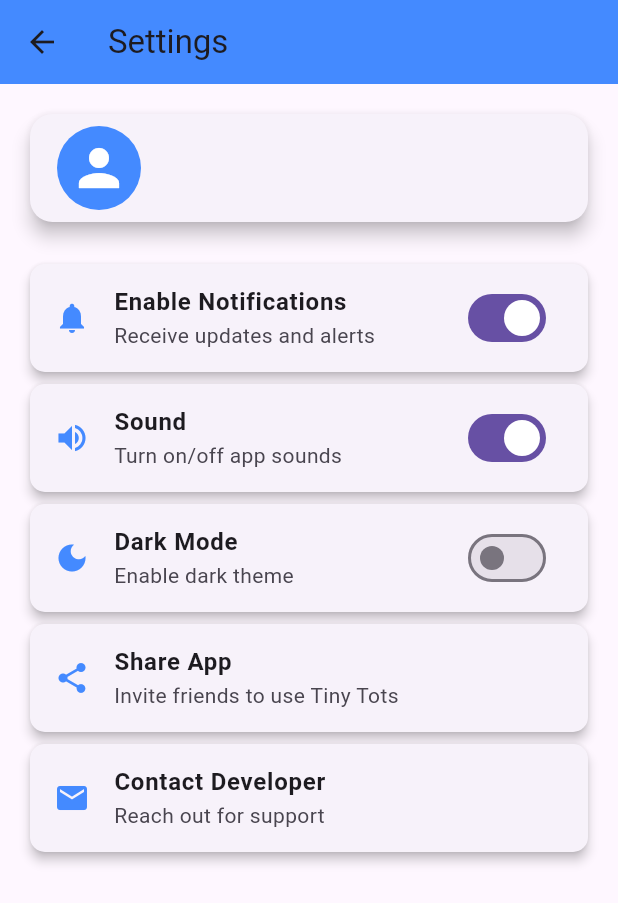
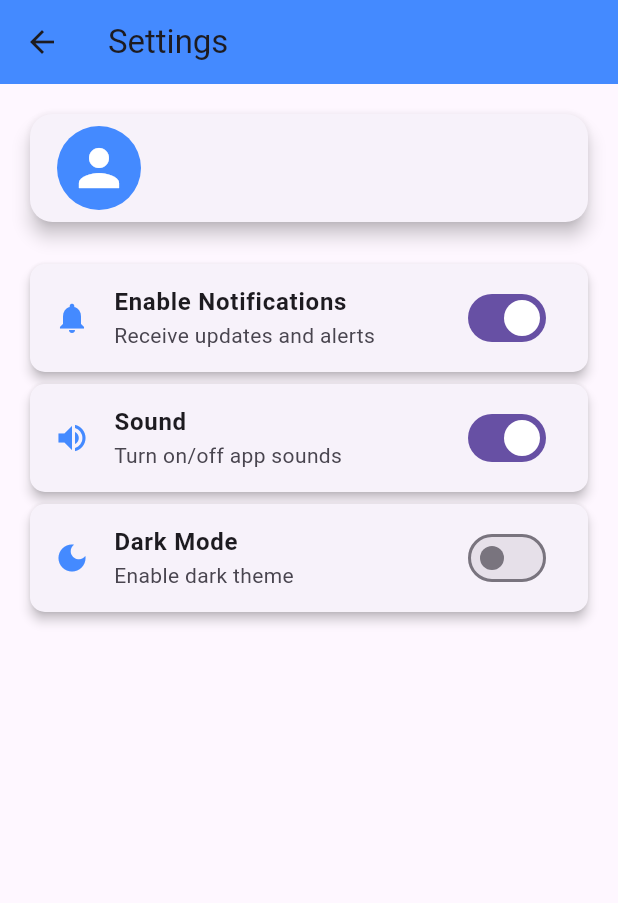
Before and after one commit to ommore86/Tiny-Tots, a Flutter app: the SettingsScreen screen opened directly with empty values, on a phone screen of 412 x 824 dp. Shown: the top 903 px of the screen. Run offline on Flutter 3.47's test engine with Material 3 defaults, Android fonts, the light colour scheme and no system bars; our stand-ins replace audioplayers, cloud_firestore, firebase_auth, firebase_core; accounts and stored records are empty.

Commit message:
Tiny Tots

```diff
--- a/tiny_tots/lib/screens/settings_screen.dart
+++ b/tiny_tots/lib/screens/settings_screen.dart
@@ -1,7 +1,6 @@
 import 'package:flutter/material.dart';
 import 'package:firebase_auth/firebase_auth.dart';
 import 'package:cloud_firestore/cloud_firestore.dart';
-import 'package:share_plus/share_plus.dart';
 
 class SettingsScreen extends StatefulWidget {
   final String userRole;
@@ -57,14 +56,6 @@ class _SettingsScreenState extends State<SettingsScreen> {
     });
   }
 
-  void _shareApp() {
-    Share.share("Check out this amazing app for kids: Tiny Tots! Download now!");
-  }
-
-  void _contactDeveloper() {
-    Share.share("Contact Developer: support@tinytots.com");
-  }
-
   @override
   Widget build(BuildContext context) {
     return Scaffold(
@@ -118,20 +109,8 @@ class _SettingsScreenState extends State<SettingsScreen> {
               ),
 
               // Share App Option
-              _buildListTile(
-                title: "Share App",
-                subtitle: "Invite friends to use Tiny Tots",
-                icon: Icons.share,
-                onTap: _shareApp,
-              ),
 
               // Contact Developer Option
-              _buildListTile(
-                title: "Contact Developer",
-                subtitle: "Reach out for support",
-                icon: Icons.email,
-                onTap: _contactDeveloper,
-              ),
             ],
           ),
         ),
--- a/tiny_tots/pubspec.yaml
+++ b/tiny_tots/pubspec.yaml
@@ -16,8 +16,6 @@ dependencies:
   flutter:
     sdk: flutter
   intl: ^0.17.0
-  share_plus: ^4.0.4
-  shared_preferences: ^2.0.9
 
   # Cupertino Icons for iOS-style icons
   cupertino_icons: ^1.0.8
```
Also changed, not shown: tiny_tots/pubspec.lock, 6 other files.
